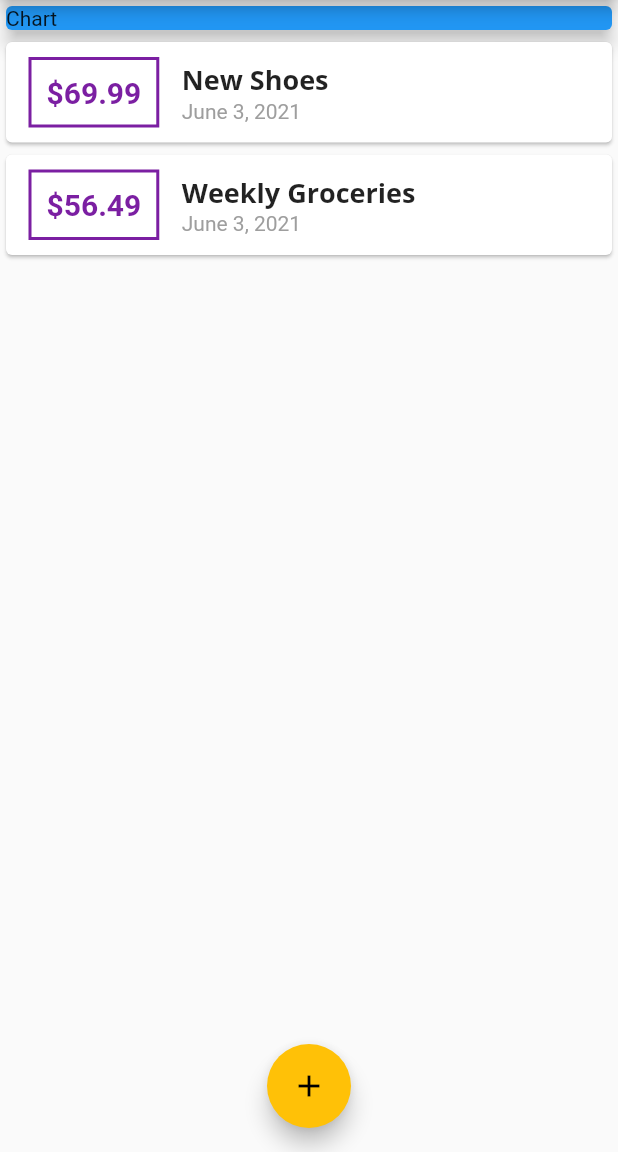
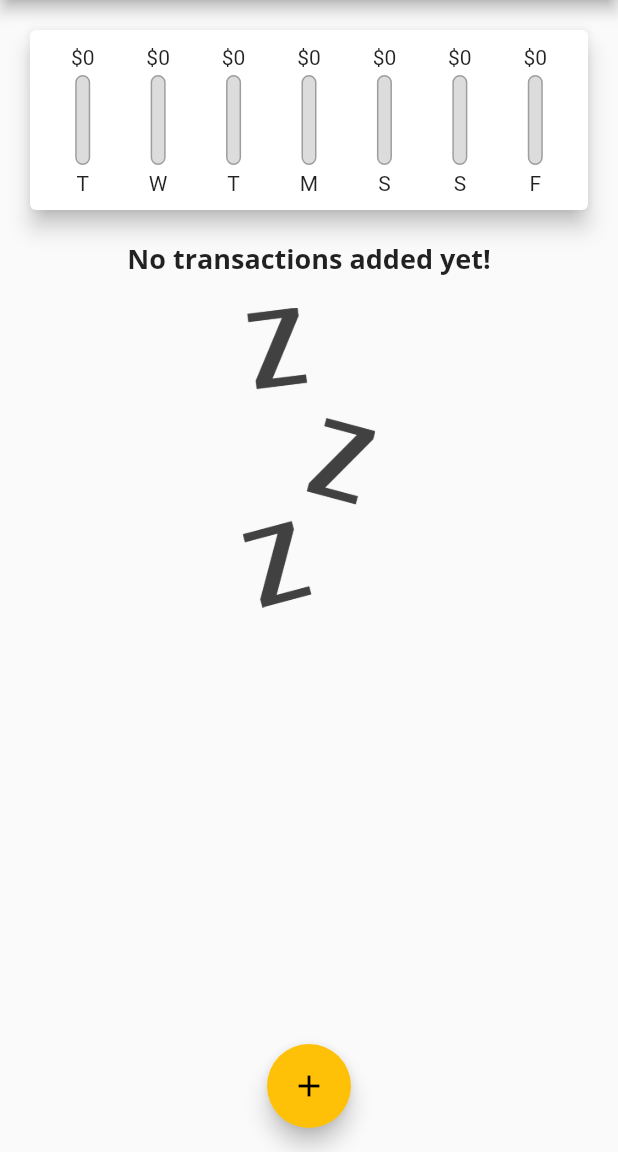
Before and after one commit to naman-gurnaaz/Expenses-App, a Flutter app: the screen it shows after launch, on a phone screen of 412 x 824 dp, the part 84-1236 px from its top. Run offline on Flutter 3.47's test engine with Material 2 defaults, Android fonts, the phone set to English and light mode, and no system bars.

Commit message:
Adding images and configuring the Chart Widget

```diff
--- a/lib/main.dart
+++ b/lib/main.dart
@@ -2,6 +2,7 @@ import './widgets/transaction_list.dart';
 import './widgets/new_transactions.dart';
 import 'package:flutter/material.dart';
 import './models/transaction.dart';
+import './widgets/chart.dart';
 
 void main() => runApp(MyApp());
 
@@ -17,7 +18,7 @@ class MyApp extends StatelessWidget {
           headline6: TextStyle(
             fontFamily: 'OpenSans',
             fontWeight: FontWeight.bold,
-            fontSize: 18,
+            fontSize: 18.0,
           )
         ),
         fontFamily: 'Quicksand',
@@ -25,7 +26,7 @@ class MyApp extends StatelessWidget {
           textTheme: ThemeData.light().textTheme.copyWith(
             headline6: TextStyle(
               fontFamily: 'OpenSans',
-              fontSize: 20,
+              fontSize: 20.0,
               fontWeight: FontWeight.bold,
             )
           )
@@ -43,14 +44,30 @@ class MyHomePage extends StatefulWidget {
 
 class _MyHomePageState extends State<MyHomePage> {
   final List<Transaction> _userTransactions = [
+    /*Transaction(
+      id: 't1',
+      title: 'New Shoes',
+      amount: 69.99,
+      date: DateTime.now()
+    ),
+
     Transaction(
-        id: 't1', title: 'New Shoes', amount: 69.99, date: DateTime.now()),
-    Transaction(
-        id: 't1',
-        title: 'Weekly Groceries',
-        amount: 56.49,
-        date: DateTime.now()),
+      id: 't1',
+      title: 'Weekly Groceries',
+      amount: 56.49,
+      date: DateTime.now()
+    ),*/
   ];
+
+  List<Transaction> get _recentTransactions {
+    return _userTransactions.where((tx) {
+      return tx.date.isAfter(
+        DateTime.now().subtract(
+          Duration(days: 7)
+        )
+      );
+    }).toList();
+  }
 
   void _addNewTransactions(String txTitle, double txAmount) {
     final newTx = Transaction(
@@ -93,15 +110,11 @@ class _MyHomePageState extends State<MyHomePage> {
         child: Column(
           crossAxisAlignment: CrossAxisAlignment.stretch,
           children: <Widget>[
-            Container(
-              width: double.infinity,
-              child: Card(
-                child: Text('Chart'),
-                color: Colors.blue,
-                elevation: 5,
-              ),
-            ),
+
+            Chart(_recentTransactions),
+
             TransactionList(_userTransactions),
+
           ],
         ),
       ),
--- /dev/null
+++ b/lib/widgets/chart.dart
@@ -0,0 +1,72 @@
+import './chart_bar.dart';
+import '../models/transaction.dart';
+import 'package:flutter/material.dart';
+import 'package:intl/intl.dart';
+
+class Chart extends StatelessWidget {
+  final List<Transaction> recentTransactions;
+
+  Chart(this.recentTransactions);
+
+  List<Map<String, Object>> get groupedTransactionValues {
+    return List.generate(7, (index) {
+      final weekDay = DateTime.now().subtract(
+        Duration(days: index),
+      );
+      var totalSum = 0.0;
+
+      for (var i = 0; i < recentTransactions.length; i++) {
+        if (recentTransactions[i].date.day == weekDay.day &&
+            recentTransactions[i].date.month == weekDay.month &&
+            recentTransactions[i].date.year == weekDay.year
+          ) {
+              totalSum += recentTransactions[i].amount;
+          }
+      }
+
+      print(DateFormat.E().format(weekDay));
+      print(totalSum);
+
+      return {
+        'day': DateFormat.E().format(weekDay).substring(0, 1),
+        'amount': totalSum
+      };
+    });
+  }
+
+  double get totalSpending {
+    return groupedTransactionValues.fold(
+      0.0,
+      (sum, item) {
+        return sum + (item['amount'] as double);
+      }
+    );
+  }
+
+  @override
+  Widget build(BuildContext context) {
+
+    print(groupedTransactionValues);
+
+    return Card(
+      elevation: 6,
+      margin: EdgeInsets.all(20),
+      child: Padding(
+        padding: EdgeInsets.all(10),
+        child: Row(
+          mainAxisAlignment: MainAxisAlignment.spaceAround,
+          children: groupedTransactionValues.map((data) {
+            return Flexible(
+              fit: FlexFit.tight,
+                child: ChartBar(
+                data['day'].toString(),
+                (data['amount'] as double),
+                totalSpending == 0.0 ? 0.0 : (data['amount'] as double) / totalSpending,
+              ),
+            );
+          }).toList(),
+        ),
+      ),
+    );
+  }
+}
--- /dev/null
+++ b/lib/widgets/chart_bar.dart
@@ -0,0 +1,52 @@
+import 'package:flutter/material.dart';
+
+class ChartBar extends StatelessWidget {
+  final String label;
+  final double spendingAmount;
+  final double spendingPctOfTotal;
+
+  ChartBar(
+    this.label,
+    this.spendingAmount,
+    this.spendingPctOfTotal,
+  );
+
+  @override
+  Widget build(BuildContext context) {
+    return Column(
+      children: <Widget>[
+        FittedBox(
+          child: Text('\$${spendingAmount.toStringAsFixed(0)}')
+        ),
+        SizedBox(
+          height: 4,
+        ),
+        Container(
+          height: 60,
+          width: 10,
+          child: Stack(
+            children: <Widget>[
+              Container(
+                decoration: BoxDecoration(
+                    border: Border.all(color: Colors.grey, width: 1.0),
+                    color: Color.fromRGBO(220, 220, 220, 1),
+                    borderRadius: BorderRadius.circular(10)),
+              ),
+              FractionallySizedBox(
+                  heightFactor: spendingPctOfTotal,
+                  child: Container(
+                    decoration: BoxDecoration(
+                        color: Theme.of(context).primaryColor,
+                        borderRadius: BorderRadius.circular(10)),
+                  ))
+            ],
+          ),
+        ),
+        SizedBox(
+          height: 4,
+        ),
+        Text(label),
+      ],
+    );
+  }
+}
--- a/lib/widgets/transaction_list.dart
+++ b/lib/widgets/transaction_list.dart
@@ -11,7 +11,26 @@ class TransactionList extends StatelessWidget {
   Widget build(BuildContext context) {
     return Container(
       height: 300,
-      child: ListView.builder(
+      child: transactions.isEmpty ? Column(
+        children: <Widget>[
+          Text(
+            'No transactions added yet!',
+            style: Theme.of(context).textTheme.headline6,
+          ),
+
+          SizedBox(
+            height: 20
+          ),
+
+          Container(
+            height: 200,
+            child: Image.asset(
+              'assets/images/waiting.png',
+              fit: BoxFit.cover,
+            ),
+          )
+        ],
+      ) : ListView.builder(
         itemBuilder: (ctx, index) {
            return Card(
               child: Row(children: <Widget>[
```
Also changed, not shown: pubspec.yaml (+12 -12 lines), assets/images/waiting.png (added).
